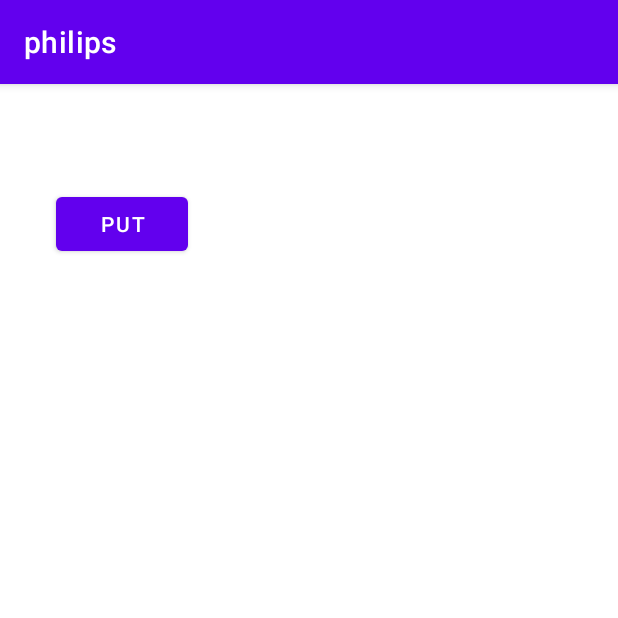
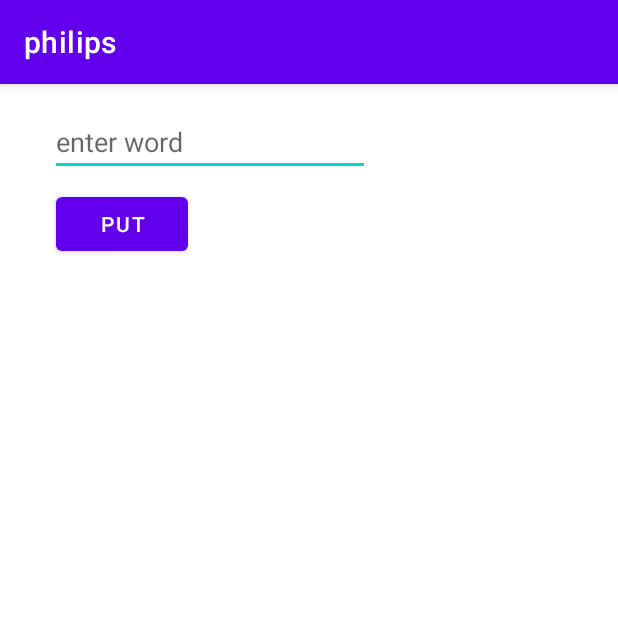
Before and after one commit to abdultanveer/philips, an Android app: the screen it shows after launch (RoomActivity), after a tap on "PUT", on a phone screen of 412 x 824 dp, the top half of it. Run offline under Robolectric (Android 15) with nearby library versions, the phone set to English and light mode, and no system bars; our stand-ins replace Room's generated code; 4 statements that could not run were skipped.

Commit message:
adding data to room db- edittext

```diff
--- a/app/src/main/java/com/abdul/philips/datastorage/RoomActivity.kt
+++ b/app/src/main/java/com/abdul/philips/datastorage/RoomActivity.kt
@@ -3,6 +3,7 @@ package com.abdul.philips.datastorage
 import androidx.appcompat.app.AppCompatActivity
 import android.os.Bundle
 import android.view.View
+import android.widget.EditText
 import com.abdul.philips.R
 import com.abdul.philips.datastorage.roomdb.WordDb
 import com.abdul.philips.datastorage.roomdb.model.InsertNoteAsyncTask
@@ -13,6 +14,7 @@ class RoomActivity : AppCompatActivity() {
 
     lateinit var wordDao: WordDao
     lateinit var wordDb: WordDb
+    lateinit var etWord: EditText
 
     override fun onCreate(savedInstanceState: Bundle?) {
         super.onCreate(savedInstanceState)
@@ -20,12 +22,12 @@ class RoomActivity : AppCompatActivity() {
 
         wordDb = WordDb.getNoteDb(this)
         wordDao = wordDb.wordDao()
+        etWord = findViewById(R.id.etWord)
     }
 
     fun roomHandler(view: View) {
-        var word: String = "abdul"
-            //etTitle.text.toString()
-        insertWordAsync(Word("abdul"))
+        var word: String = etWord.text.toString()
+        insertWordAsync(Word(word))
     }
 
     private fun insertWordAsync(word: Word) {
--- a/app/src/main/java/com/abdul/philips/datastorage/roomdb/model/Word.java
+++ b/app/src/main/java/com/abdul/philips/datastorage/roomdb/model/Word.java
@@ -15,5 +15,5 @@ public class Word {
     int wid;
 
     @ColumnInfo
-    String title;
+   public String title;
 }
--- a/app/src/main/java/com/abdul/philips/datastorage/roomdb/model/WordDao.java
+++ b/app/src/main/java/com/abdul/philips/datastorage/roomdb/model/WordDao.java
@@ -12,4 +12,7 @@ public interface WordDao {
     @Insert
     void insert(Word word);
 
+    /*@Query("SELECT * FROM Word WHERE title LIKE :word ")
+    List<Word> findNote(Word word);*/
+
 }
--- a/app/src/main/res/layout/activity_room.xml
+++ b/app/src/main/res/layout/activity_room.xml
@@ -12,8 +12,20 @@
         android:layout_height="wrap_content"
         android:layout_marginStart="37dp"
         android:layout_marginTop="69dp"
+        android:onClick="roomHandler"
         android:text="put"
-        android:onClick="roomHandler"
+        app:layout_constraintStart_toStartOf="parent"
+        app:layout_constraintTop_toTopOf="parent" />
+
+    <EditText
+        android:id="@+id/etWord"
+        android:layout_width="wrap_content"
+        android:layout_height="wrap_content"
+        android:layout_marginStart="33dp"
+        android:layout_marginTop="16dp"
+        android:ems="10"
+        android:hint="enter word"
+        android:inputType="textPersonName"
         app:layout_constraintStart_toStartOf="parent"
         app:layout_constraintTop_toTopOf="parent" />
 </androidx.constraintlayout.widget.ConstraintLayout>
```
